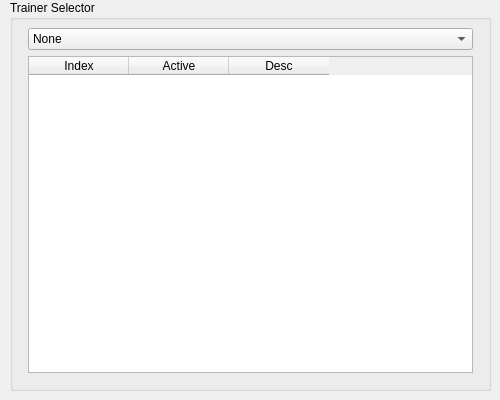
This is trainerselect.ui in openMSX/catapult as Qt 5 draws it before an edit. The edited form follows.
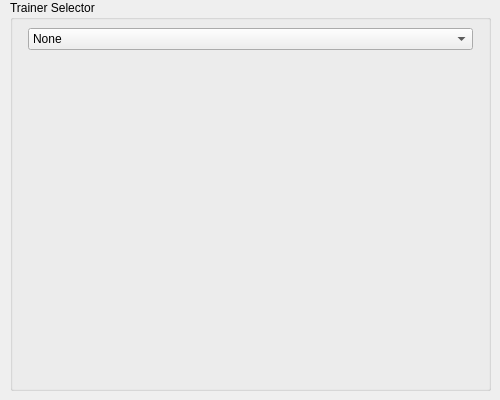
This is the edited form. Icons and pictures are not drawn.

Commit message: Trainer Selector is now usable.

```diff
--- a/trainerselect.ui
+++ b/trainerselect.ui
@@ -62,34 +62,13 @@
       </widget>
      </item>
      <item>
-      <widget class="QTableWidget" name="TrainerTable" >
-       <property name="alternatingRowColors" >
-        <bool>true</bool>
+      <widget class="QWidget" native="1" name="emptywidget" >
+       <property name="sizePolicy" >
+        <sizepolicy vsizetype="Expanding" hsizetype="Expanding" >
+         <horstretch>0</horstretch>
+         <verstretch>0</verstretch>
+        </sizepolicy>
        </property>
-       <property name="showGrid" >
-        <bool>false</bool>
-       </property>
-       <property name="wordWrap" >
-        <bool>false</bool>
-       </property>
-       <property name="cornerButtonEnabled" >
-        <bool>false</bool>
-       </property>
-       <column>
-        <property name="text" >
-         <string>Index</string>
-        </property>
-       </column>
-       <column>
-        <property name="text" >
-         <string>Active</string>
-        </property>
-       </column>
-       <column>
-        <property name="text" >
-         <string>Desc</string>
-        </property>
-       </column>
       </widget>
      </item>
     </layout>
```
The commit also changes 2 other files.
